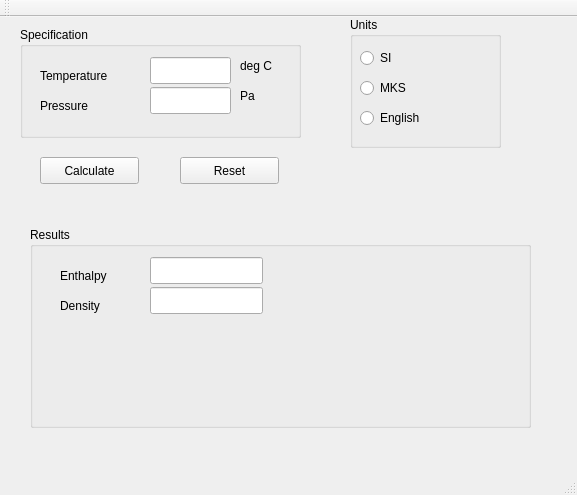
Qt form steamtable.ui (sanjivch/steamTables-IF97) before a commit.
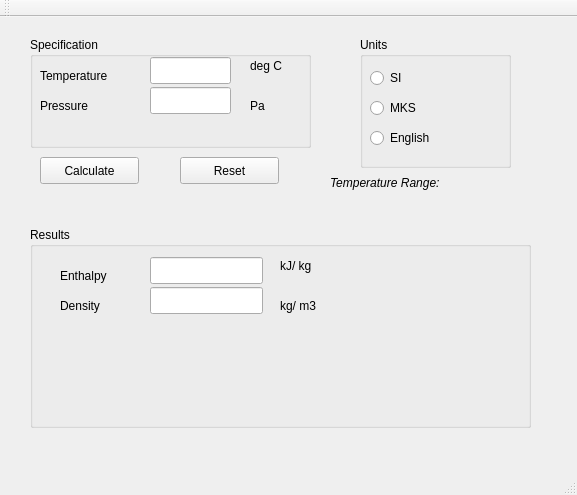
The same form after that commit.

```diff
--- a/steamtable.ui
+++ b/steamtable.ui
@@ -63,8 +63,8 @@
    <widget class="QGroupBox" name="groupBox">
     <property name="geometry">
      <rect>
-      <x>20</x>
-      <y>10</y>
+      <x>30</x>
+      <y>20</y>
       <width>281</width>
       <height>111</height>
      </rect>
@@ -76,7 +76,7 @@
      <property name="geometry">
       <rect>
        <x>220</x>
-       <y>30</y>
+       <y>20</y>
        <width>67</width>
        <height>17</height>
       </rect>
@@ -102,8 +102,8 @@
    <widget class="QGroupBox" name="groupBox_2">
     <property name="geometry">
      <rect>
-      <x>350</x>
-      <y>0</y>
+      <x>360</x>
+      <y>20</y>
       <width>151</width>
       <height>131</height>
      </rect>
@@ -218,6 +218,32 @@
       <bool>false</bool>
      </property>
     </widget>
+    <widget class="QLabel" name="enthalpyUnit">
+     <property name="geometry">
+      <rect>
+       <x>250</x>
+       <y>30</y>
+       <width>67</width>
+       <height>17</height>
+      </rect>
+     </property>
+     <property name="text">
+      <string>kJ/ kg</string>
+     </property>
+    </widget>
+    <widget class="QLabel" name="densityUnit">
+     <property name="geometry">
+      <rect>
+       <x>250</x>
+       <y>70</y>
+       <width>67</width>
+       <height>17</height>
+      </rect>
+     </property>
+     <property name="text">
+      <string>kg/ m3</string>
+     </property>
+    </widget>
    </widget>
    <widget class="QPushButton" name="calcButton">
     <property name="geometry">
@@ -245,6 +271,35 @@
      <string>Reset</string>
     </property>
    </widget>
+   <widget class="QLabel" name="label_5">
+    <property name="geometry">
+     <rect>
+      <x>330</x>
+      <y>140</y>
+      <width>181</width>
+      <height>51</height>
+     </rect>
+    </property>
+    <property name="font">
+     <font>
+      <italic>true</italic>
+     </font>
+    </property>
+    <property name="text">
+     <string>Temperature Range: </string>
+    </property>
+   </widget>
+   <widget class="QWidget" name="">
+    <property name="geometry">
+     <rect>
+      <x>0</x>
+      <y>0</y>
+      <width>2</width>
+      <height>2</height>
+     </rect>
+    </property>
+    <layout class="QHBoxLayout" name="horizontalLayout"/>
+   </widget>
    <zorder>groupBox</zorder>
    <zorder>label</zorder>
    <zorder>label_2</zorder>
```
Left out of the diff: 1 changed line with no effect on the pictures.
